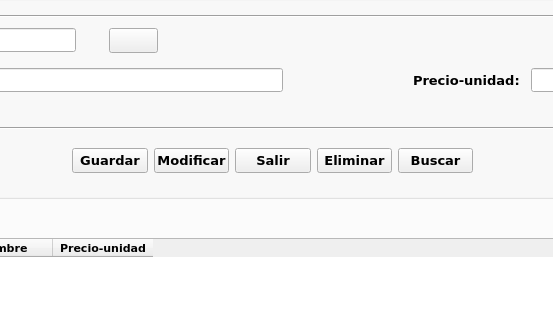
Before: the Qt Designer form window.ui in beafaro/farocarrera, drawn with Qt 5; both pictures show x 230 to 783 and y 159 to 479 of the 1024 by 800 pixel window.
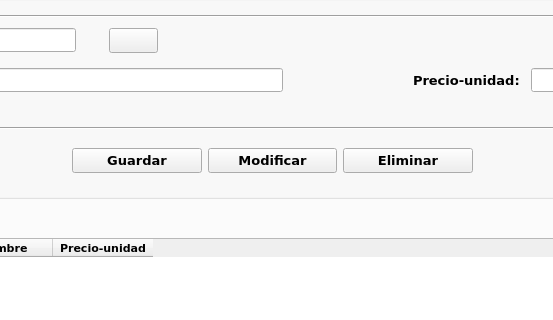
After: the same form once the commit is applied. Icons and pictures are not drawn.

Patch:
```diff
--- a/window.ui
+++ b/window.ui
@@ -1188,22 +1188,6 @@
           </property>
          </widget>
         </item>
-        <item>
-         <widget class="QPushButton" name="btnSalirProd">
-          <property name="font">
-           <font>
-            <family>Verdana</family>
-            <pointsize>10</pointsize>
-            <weight>75</weight>
-            <bold>true</bold>
-            <stylestrategy>PreferDefault</stylestrategy>
-           </font>
-          </property>
-          <property name="text">
-           <string>Salir</string>
-          </property>
-         </widget>
-        </item>
         <item>
          <widget class="QPushButton" name="btnBajaProd">
           <property name="font">
@@ -1220,22 +1204,6 @@
           </property>
          </widget>
         </item>
-        <item>
-         <widget class="QPushButton" name="btnBuscarProd">
-          <property name="font">
-           <font>
-            <family>Verdana</family>
-            <pointsize>10</pointsize>
-            <weight>75</weight>
-            <bold>true</bold>
-            <stylestrategy>PreferDefault</stylestrategy>
-           </font>
-          </property>
-          <property name="text">
-           <string>Buscar</string>
-          </property>
-         </widget>
-        </item>
        </layout>
       </widget>
      </widget>
```
Left out of the diff: 18 changed lines with no effect on the pictures.
